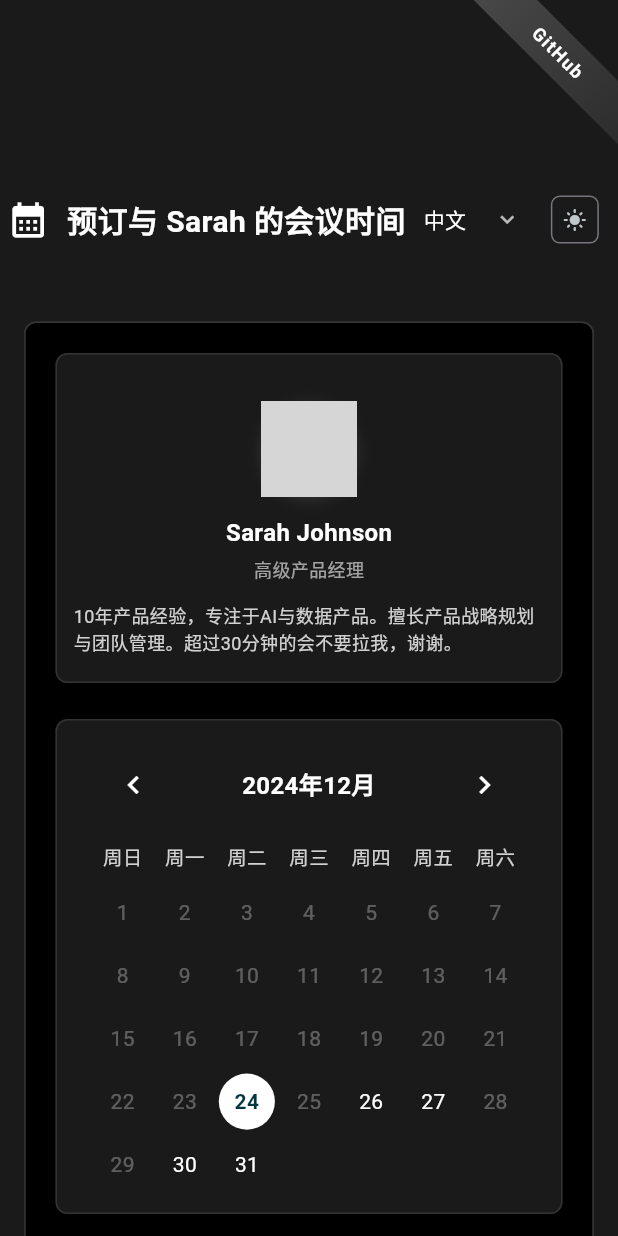
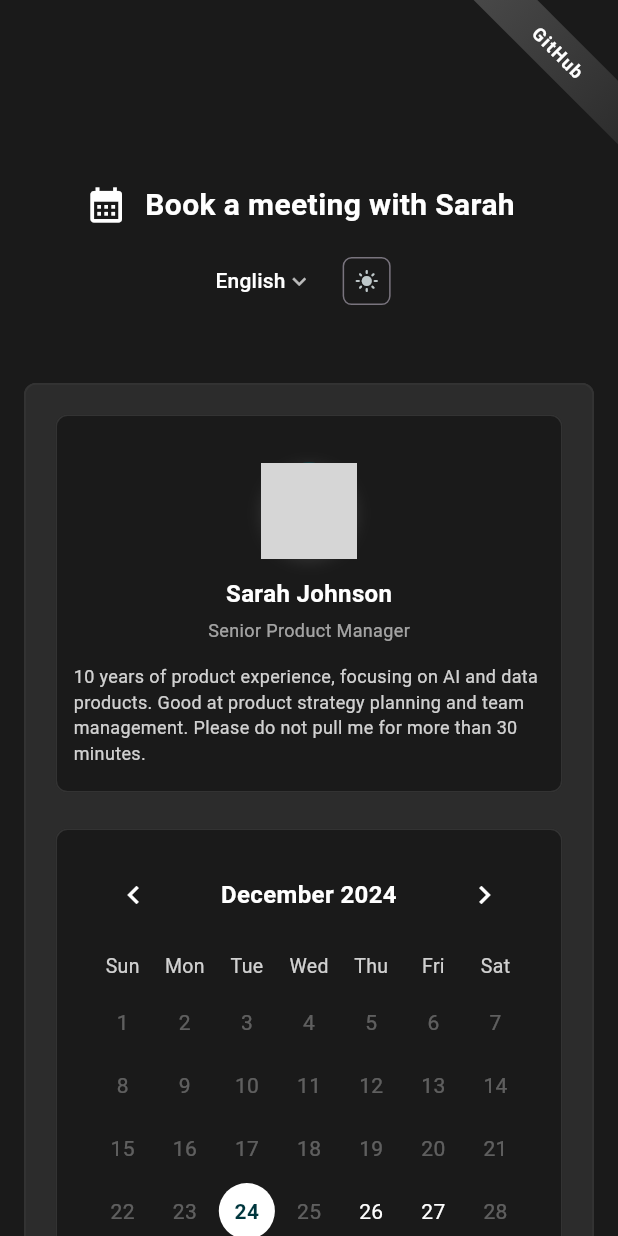
Before and after one commit to NeroSong/ns_appointment_calendar, a Flutter app: the screen it shows after launch, after a tap on the "dark mode" icon, on a phone screen of 412 x 824 dp. Run offline on Flutter 3.47's test engine with Material 3 defaults, Android fonts, the phone set to English and light mode, and no system bars; drawn by our look-alikes of table_calendar; network calls fail; grey boxes are pictures that could not be loaded.

```diff
--- a/lib/calendar.dart
+++ b/lib/calendar.dart
@@ -64,9 +64,6 @@ class _AppointmentCalendarState extends State<AppointmentCalendar> {
           child: Container(
             constraints: const BoxConstraints(maxWidth: 820),
             decoration: BoxDecoration(
-              color: Theme.of(context).brightness == Brightness.dark
-                  ? Colors.black
-                  : Colors.white,
               borderRadius: BorderRadius.circular(8),
               border: Border.all(
                 color: theme.colorScheme.outline,
--- a/lib/main.dart
+++ b/lib/main.dart
@@ -15,7 +15,7 @@ class MyApp extends StatefulWidget {
 }
 
 class _MyAppState extends State<MyApp> {
-  Locale _locale = const Locale('zh', 'CN');
+  Locale _locale = const Locale('en', 'US');
   bool _isDarkMode = false;
 
   void _changeLanguage(String? languageCode) {
@@ -63,6 +63,7 @@ class _MyAppState extends State<MyApp> {
         useMaterial3: true,
         cardTheme: CardTheme(
           elevation: 0,
+          color: Colors.white,
           shape: RoundedRectangleBorder(
             borderRadius: BorderRadius.circular(8),
             side: const BorderSide(
@@ -87,8 +88,6 @@ class _MyAppState extends State<MyApp> {
           primary: Colors.white,
           surface: const Color(0xFF1A1A1A),
           surfaceTint: Colors.transparent,
-          background: const Color(0xFF111111),
-          onBackground: Colors.white,
           onSurface: Colors.white,
           secondary: const Color(0xFF999999),
           outline: const Color(0xFF333333),
@@ -96,6 +95,7 @@ class _MyAppState extends State<MyApp> {
         useMaterial3: true,
         cardTheme: CardTheme(
           elevation: 0,
+          color: const Color(0xFF2c2c2c),
           shape: RoundedRectangleBorder(
             borderRadius: BorderRadius.circular(8),
             side: const BorderSide(
```
Also changed, not shown: demo-pic/shot1.png (added), demo-pic/shot2.png (added), 2 other files.
